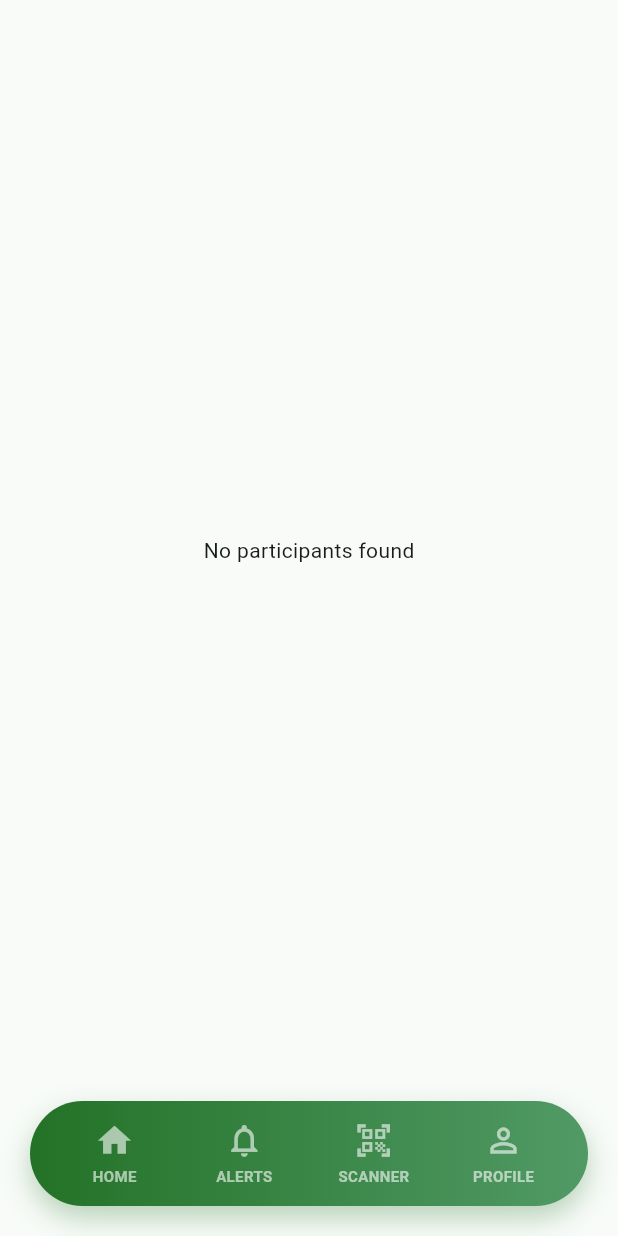
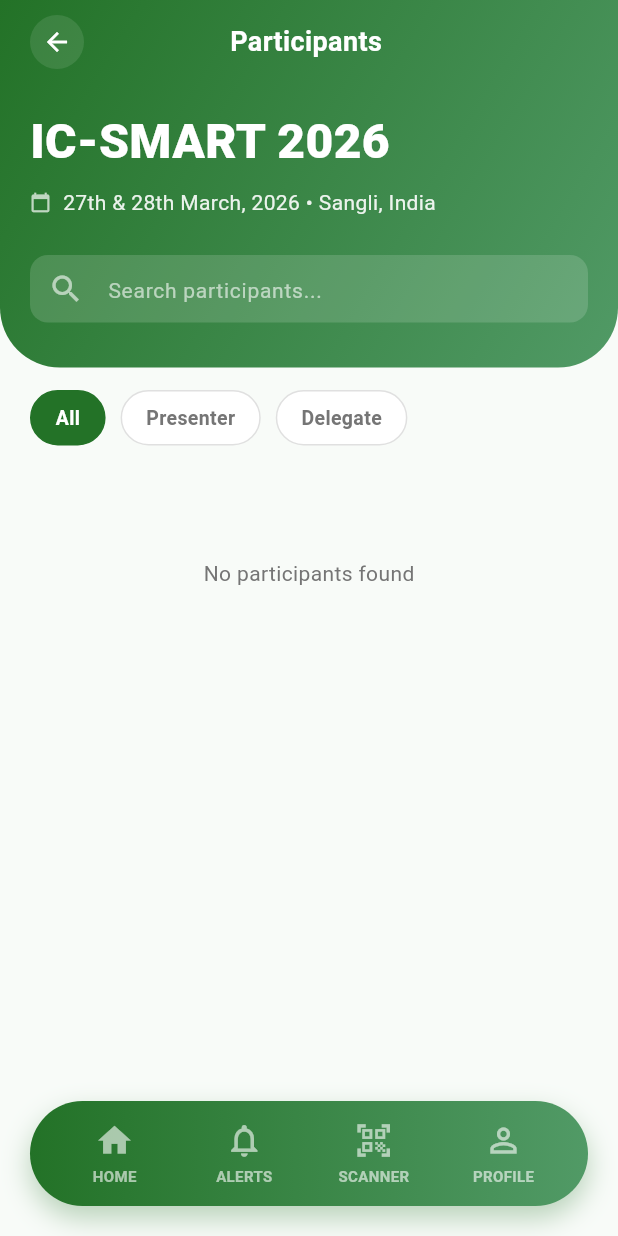
Before and after one commit to OystersKode/ConferenceApp, a Flutter app: the ParticipantsScreen screen opened by its route, on a phone screen of 412 x 824 dp. Run offline on Flutter 3.47's test engine with Material 3 defaults, Android fonts, the phone set to English and light mode, and no system bars; our stand-ins replace cached_network_image, cloud_firestore, firebase_auth, firebase_core, go_router, image_picker and 1 more; missing offline and left inert: cloudinary_public; accounts and stored records are empty.

Commit message:
Final Updated bugs

```diff
--- a/lib/screens/participants/participants_screen.dart
+++ b/lib/screens/participants/participants_screen.dart
@@ -19,68 +19,13 @@ class ParticipantsScreen extends StatefulWidget {
 class _ParticipantsScreenState extends State<ParticipantsScreen> {
   String _selectedFilter = 'All';
   final TextEditingController _searchController = TextEditingController();
+  String _searchQuery = '';
+  late Stream<List<UserModel>> _participantsStream;
 
   @override
-  Widget build(BuildContext context) {
-    return Scaffold(
-      backgroundColor: const Color(0xFFF8FBF8),
-      body: StreamBuilder<List<UserModel>>(
-        stream: _getParticipantsStream(),
-        builder: (context, snapshot) {
-          if (snapshot.connectionState == ConnectionState.waiting) {
-            return const Center(child: CircularProgressIndicator(color: AppColors.primary));
-          }
-          if (snapshot.hasError) {
-            return Center(child: Text('Error: ${snapshot.error}'));
-          }
-          if (!snapshot.hasData || snapshot.data!.isEmpty) {
-            return const Center(child: Text('No participants found'));
-          }
-
-          final participants = _filterParticipants(snapshot.data!);
-
-          return SingleChildScrollView(
-            child: Column(
-              children: [
-                _buildHeader(),
-                Transform.translate(
-                  offset: const Offset(0, -40),
-                  child: Padding(
-                    padding: const EdgeInsets.symmetric(horizontal: 0),
-                    child: Column(
-                      children: [
-                        _buildFilterSection(),
-                        if (participants.isEmpty)
-                          const Padding(
-                            padding: EdgeInsets.only(top: 100),
-                            child: Center(child: Text('No results found')),
-                          )
-                        else
-                          ListView.separated(
-                            shrinkWrap: true,
-                            physics: const NeverScrollableScrollPhysics(),
-                            padding: const EdgeInsets.fromLTRB(20, 0, 20, 100),
-                            itemCount: participants.length,
-                            separatorBuilder: (context, index) => const SizedBox(height: 12),
-                            itemBuilder: (context, index) {
-                              return _buildParticipantCard(participants[index]);
-                            },
-                          ),
-                      ],
-                    ),
-                  ),
-                ),
-              ],
-            ),
-          );
-        },
-      ),
-      bottomNavigationBar: const CustomBottomNavBar(),
-    );
-  }
-
-  Stream<List<UserModel>> _getParticipantsStream() {
-    return FirebaseFirestore.instance
+  void initState() {
+    super.initState();
+    _participantsStream = FirebaseFirestore.instance
         .collection('users')
         .where('status', isEqualTo: 'approved')
         .snapshots()
@@ -89,31 +34,97 @@ class _ParticipantsScreenState extends State<ParticipantsScreen> {
             .toList());
   }
 
+  @override
+  void dispose() {
+    _searchController.dispose();
+    super.dispose();
+  }
+
+  @override
+  Widget build(BuildContext context) {
+    return Scaffold(
+      backgroundColor: const Color(0xFFF8FBF8),
+      resizeToAvoidBottomInset: false,
+      body: StreamBuilder<List<UserModel>>(
+        stream: _participantsStream,
+        builder: (context, snapshot) {
+          if (snapshot.connectionState == ConnectionState.waiting && !snapshot.hasData) {
+            return const Center(child: CircularProgressIndicator(color: AppColors.primary));
+          }
+          if (snapshot.hasError) {
+            return Center(child: Text('Error: ${snapshot.error}'));
+          }
+
+          final allParticipants = snapshot.data ?? [];
+          final participants = _filterParticipants(allParticipants);
+
+          return CustomScrollView(
+            slivers: [
+              SliverToBoxAdapter(
+                child: _buildHeader(),
+              ),
+              SliverToBoxAdapter(
+                child: _buildFilterSection(),
+              ),
+              SliverPadding(
+                padding: const EdgeInsets.symmetric(horizontal: 20),
+                sliver: participants.isEmpty
+                    ? SliverToBoxAdapter(
+                        child: Padding(
+                          padding: const EdgeInsets.only(top: 60),
+                          child: Center(
+                            child: Text(
+                              allParticipants.isEmpty ? 'No participants found' : 'No results found',
+                              style: TextStyle(color: Colors.grey.shade600),
+                            ),
+                          ),
+                        ),
+                      )
+                    : SliverList(
+                        delegate: SliverChildBuilderDelegate(
+                          (context, index) => Padding(
+                            padding: const EdgeInsets.only(bottom: 12),
+                            child: _buildParticipantCard(participants[index]),
+                          ),
+                          childCount: participants.length,
+                        ),
+                      ),
+              ),
+              SliverToBoxAdapter(
+                child: SizedBox(height: MediaQuery.of(context).viewInsets.bottom + 100),
+              ),
+            ],
+          );
+        },
+      ),
+      bottomNavigationBar: const CustomBottomNavBar(),
+    );
+  }
+
   List<UserModel> _filterParticipants(List<UserModel> users) {
-    final currentUserId = Provider.of<AuthProvider>(context, listen: false).userModel?.uid;
+    final authProvider = Provider.of<AuthProvider>(context, listen: false);
+    final currentUserId = authProvider.userModel?.uid;
+
     return users.where((user) {
       if (user.uid == currentUserId) return false;
 
       bool matchesFilter = _selectedFilter == 'All' ||
-          (_selectedFilter == 'Presenter' && user.role == 'presenter') ||
-          (_selectedFilter == 'Delegate' && user.role == 'delegate');
+          (_selectedFilter == 'Presenter' && user.role.toLowerCase() == 'presenter') ||
+          (_selectedFilter == 'Delegate' && user.role.toLowerCase() == 'delegate');
 
-      bool matchesSearch = user.name.toLowerCase().contains(_searchController.text.toLowerCase()) ||
-          user.organization.toLowerCase().contains(_searchController.text.toLowerCase());
+      bool matchesSearch = user.name.toLowerCase().contains(_searchQuery.toLowerCase()) ||
+          user.organization.toLowerCase().contains(_searchQuery.toLowerCase());
 
       return matchesFilter && matchesSearch;
     }).toList();
   }
 
   Widget _buildHeader() {
-    return Stack(
-      clipBehavior: Clip.none,
-      children: [
-        Container(
+    return Container(
       width: double.infinity,
       padding: EdgeInsets.only(
         top: MediaQuery.of(context).padding.top + 10,
-            bottom: 80,
+        bottom: 30,
         left: 20,
         right: 20,
       ),
@@ -188,7 +199,11 @@ class _ParticipantsScreenState extends State<ParticipantsScreen> {
             ),
             child: TextField(
               controller: _searchController,
-                  onChanged: (value) => setState(() {}),
+              onChanged: (value) {
+                setState(() {
+                  _searchQuery = value;
+                });
+              },
               style: const TextStyle(color: Colors.white),
               decoration: InputDecoration(
                 hintText: 'Search participants...',
@@ -201,8 +216,6 @@ class _ParticipantsScreenState extends State<ParticipantsScreen> {
           ),
         ],
       ),
-        ),
-      ],
     );
   }
 
--- a/lib/screens/sponsors/sponsors_screen.dart
+++ b/lib/screens/sponsors/sponsors_screen.dart
@@ -12,6 +12,7 @@ class SponsorsScreen extends StatelessWidget {
       'assets/PartnerLogo/ConferencePartners/PES.png',
       'assets/PartnerLogo/ConferencePartners/AIP_Logo.png',
       'assets/PartnerLogo/ConferencePartners/Taru Publications.jpeg',
+      'assets/PartnerLogo/ConferencePartners/Springer.png',
     ];
 
     final List<String> associationPartners = [
```
Also changed, not shown: lib/screens/schedule/session_details_screen.dart (+55 -44 lines), lib/screens/support/support_screen.dart (+5 -5 lines), assets/PartnerLogo/ConferencePartners/Springer.png (added), 1 other file. Lines whose indentation alone changed are shown as unchanged.
